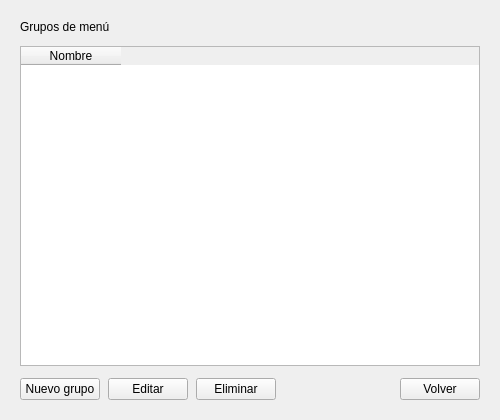
This is vista/menu/grupos_menu.ui in segovia-gabriel/ProyectoFinal-PracticasII as Qt 5 draws it before an edit. The edited form follows.
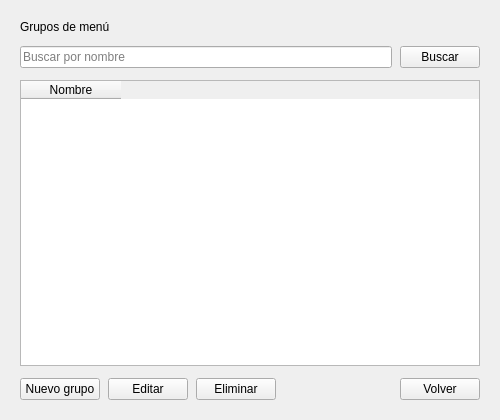
This is the edited form.

Commit message: Avances: modulo salon, panel, imagenes de menu y ajustes en vistas/controladores/modelos

The edit to the form file:
```diff
--- a/vista/menu/grupos_menu.ui
+++ b/vista/menu/grupos_menu.ui
@@ -37,6 +37,27 @@
       </property>
      </widget>
     </item>
+    <item>
+     <layout class="QHBoxLayout" name="layout_filtro">
+      <property name="spacing">
+       <number>8</number>
+      </property>
+      <item>
+       <widget class="QLineEdit" name="lineEdit_filtro">
+        <property name="placeholderText">
+         <string>Buscar por nombre</string>
+        </property>
+       </widget>
+      </item>
+      <item>
+       <widget class="QPushButton" name="pushButton_buscar">
+        <property name="text">
+         <string>Buscar</string>
+        </property>
+       </widget>
+      </item>
+     </layout>
+    </item>
     <item>
      <widget class="QTableWidget" name="tableWidget_grupos">
       <property name="alternatingRowColors">
```
The commit also changes 72 other files.
